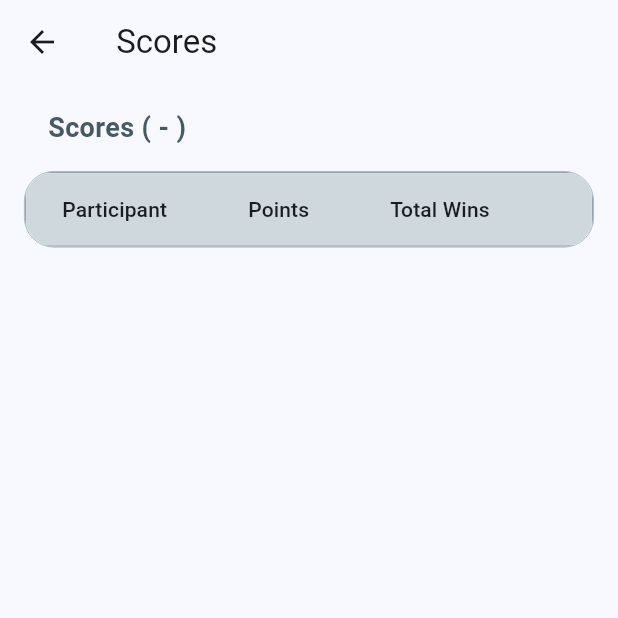
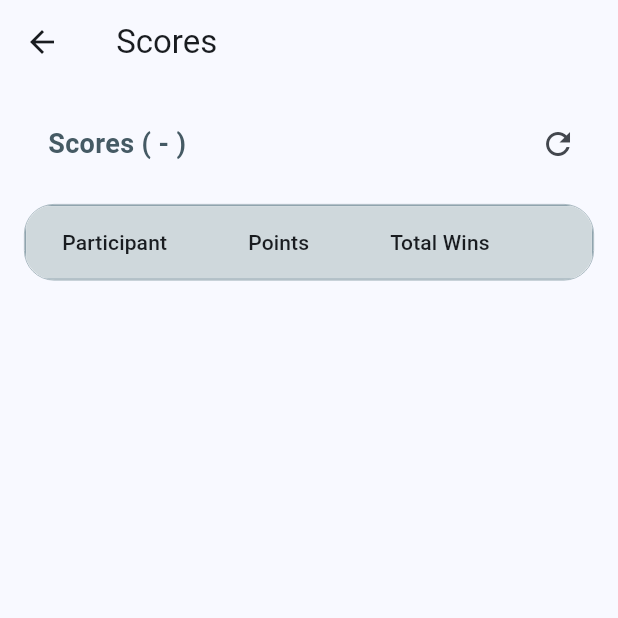
Before and after one commit to Samooh-9820060/score_manager, a Flutter app: the ViewStatsScreen screen opened directly with empty values, on a phone screen of 412 x 824 dp, the top half of it. Run offline on Flutter 3.47's test engine with Material 3 defaults, Android fonts, the phone set to English and light mode, and no system bars; our stand-ins replace auto_size_text, cloud_firestore, firebase_auth, firebase_core, google_sign_in, rxdart; accounts and stored records are empty.

Commit message:
Sync Scores function
Sync scores function added to recalculate scores based on games when pressed from view_stats screen

```diff
--- a/lib/screens/view_stats.dart
+++ b/lib/screens/view_stats.dart
@@ -1,5 +1,7 @@
 import 'package:cloud_firestore/cloud_firestore.dart';
 import 'package:flutter/material.dart';
+import 'package:score_manager/services/TournamentService.dart';
+import 'package:score_manager/widgets/ScoreManagerDialog.dart';
 import '../models/Participants.dart';
 import '../models/Tournament.dart';
 
@@ -13,7 +15,6 @@ class ViewStatsScreen extends StatefulWidget {
 }
 
 class _ViewStatsScreenState extends State<ViewStatsScreen> {
-
   @override
   Widget build(BuildContext context) {
     return Scaffold(
@@ -26,8 +27,10 @@ class _ViewStatsScreenState extends State<ViewStatsScreen> {
           child: Column(
             children: [
               StreamBuilder<DocumentSnapshot>(
-                stream: FirebaseFirestore.instance.collection(
-                    'pointFrequencyData').doc(widget.tournament.id).snapshots(),
+                stream: FirebaseFirestore.instance
+                    .collection('pointFrequencyData')
+                    .doc(widget.tournament.id)
+                    .snapshots(),
                 builder: (context, snapshot) {
                   if (snapshot.hasError) {
                     return Text('Error: ${snapshot.error}');
@@ -35,11 +38,11 @@ class _ViewStatsScreenState extends State<ViewStatsScreen> {
                   if (snapshot.connectionState == ConnectionState.waiting) {
                     return const CircularProgressIndicator();
                   }
-                  var data = snapshot.data?.data() as Map<String, dynamic>? ??
-                      {};
+                  var data =
+                      snapshot.data?.data() as Map<String, dynamic>? ?? {};
                   var aggregatedData = _aggregateData(data);
-                  var totalWins = _aggregateWins(
-                      data, widget.tournament.participants);
+                  var totalWins =
+                      _aggregateWins(data, widget.tournament.participants);
                   return _buildDataTable(aggregatedData, totalWins);
                 },
               ),
@@ -50,8 +53,8 @@ class _ViewStatsScreenState extends State<ViewStatsScreen> {
     );
   }
 
-  Map<String, int> _aggregateWins(Map<String, dynamic> data,
-      List<Participant> participants) {
+  Map<String, int> _aggregateWins(
+      Map<String, dynamic> data, List<Participant> participants) {
     Map<String, int> totalWins = {};
 
     // Initialize wins for each participant
@@ -63,8 +66,8 @@ class _ViewStatsScreenState extends State<ViewStatsScreen> {
       if (dailyData is Map<String, dynamic> && dailyData.containsKey('wins')) {
         Map<dynamic, dynamic> wins = dailyData['wins'];
         wins.forEach((participantIndex, winCount) {
-          String participantName = participants[int.parse(participantIndex)]
-              .name;
+          String participantName =
+              participants[int.parse(participantIndex)].name;
           // Explicitly cast winCount to int
           int winCountInt = (winCount as num).toInt();
           totalWins[participantName] =
@@ -89,8 +92,8 @@ class _ViewStatsScreenState extends State<ViewStatsScreen> {
           ..sort((a, b) => b.value.compareTo(a.value));
 
         sortedScores.asMap().forEach((rank, entry) {
-          var participantName = widget.tournament.participants[int.parse(
-              entry.key)].name;
+          var participantName =
+              widget.tournament.participants[int.parse(entry.key)].name;
 
           // Ensure rank is within the bounds of pointValues list
           if (rank < widget.tournament.pointValues.length) {
@@ -106,8 +109,8 @@ class _ViewStatsScreenState extends State<ViewStatsScreen> {
     return dailyPoints;
   }
 
-  int _calculateTotalPoints(String participantName,
-      Map<String, List<int>> aggregatedData) {
+  int _calculateTotalPoints(
+      String participantName, Map<String, List<int>> aggregatedData) {
     int totalPoints = 0;
     if (aggregatedData.containsKey(participantName)) {
       totalPoints = aggregatedData[participantName]!.reduce((a, b) => a + b);
@@ -115,7 +118,8 @@ class _ViewStatsScreenState extends State<ViewStatsScreen> {
     return totalPoints;
   }
 
-  Widget _buildDataTable(Map<String, List<int>> aggregatedData, Map<String, int> winsData) {
+  Widget _buildDataTable(
+      Map<String, List<int>> aggregatedData, Map<String, int> winsData) {
     List<DataRow> rows = aggregatedData.entries.map<DataRow>((entry) {
       var participantName = entry.key;
       var points = _calculateTotalPoints(participantName, aggregatedData);
@@ -124,8 +128,10 @@ class _ViewStatsScreenState extends State<ViewStatsScreen> {
       return DataRow(
         cells: [
           DataCell(Text(participantName)),
-          DataCell(Center(child: Text(points.toString(), textAlign: TextAlign.center))),
-          DataCell(Center(child: Text(wins.toString(), textAlign: TextAlign.center))),
+          DataCell(Center(
+              child: Text(points.toString(), textAlign: TextAlign.center))),
+          DataCell(Center(
+              child: Text(wins.toString(), textAlign: TextAlign.center))),
         ],
       );
     }).toList();
@@ -140,14 +146,27 @@ class _ViewStatsScreenState extends State<ViewStatsScreen> {
       crossAxisAlignment: CrossAxisAlignment.start,
       children: [
         Padding(
-          padding: const EdgeInsets.only(left: 16.0,bottom: 16.0),
-          child: Text(
+          padding: const EdgeInsets.only(left: 16.0, bottom: 16.0),
+          child: Row(
+            mainAxisAlignment: MainAxisAlignment.spaceBetween,
+            children: [
+              Text(
                 'Scores (${widget.tournament.scoringMethod} - ${widget.tournament.pointCalculationFrequency})',
                 style: TextStyle(
                   fontSize: 18,
                   fontWeight: FontWeight.bold,
                   color: Colors.blueGrey[700],
                 ),
+              ),
+              IconButton(
+                icon: Icon(Icons.refresh),
+                onPressed: () async {
+                  if (await showConfirmDialog('Recalculate Scores', 'This will recalculate the scores and reset it. Are you sure u want to continue?', context)) {
+                    TournamentService().recalculateAndRefreshScores(widget.tournament, context);
+                  }
+                },
+              ),
+            ],
           ),
         ),
         FractionallySizedBox(
@@ -166,7 +185,8 @@ class _ViewStatsScreenState extends State<ViewStatsScreen> {
                 columnSpacing: 10,
                 dataRowHeight: 40,
                 headingRowHeight: 48,
-                headingRowColor: MaterialStateProperty.all(Colors.blueGrey[100]),
+                headingRowColor:
+                    MaterialStateProperty.all(Colors.blueGrey[100]),
                 decoration: BoxDecoration(
                   border: Border.all(color: Colors.blueGrey[300]!, width: 1),
                   borderRadius: BorderRadius.circular(10),
```
Also changed, not shown: lib/services/GameService.dart (+9 -0 lines), lib/services/TournamentService.dart (+87 -0 lines), 1 other file. Lines whose indentation alone changed are shown as unchanged.
